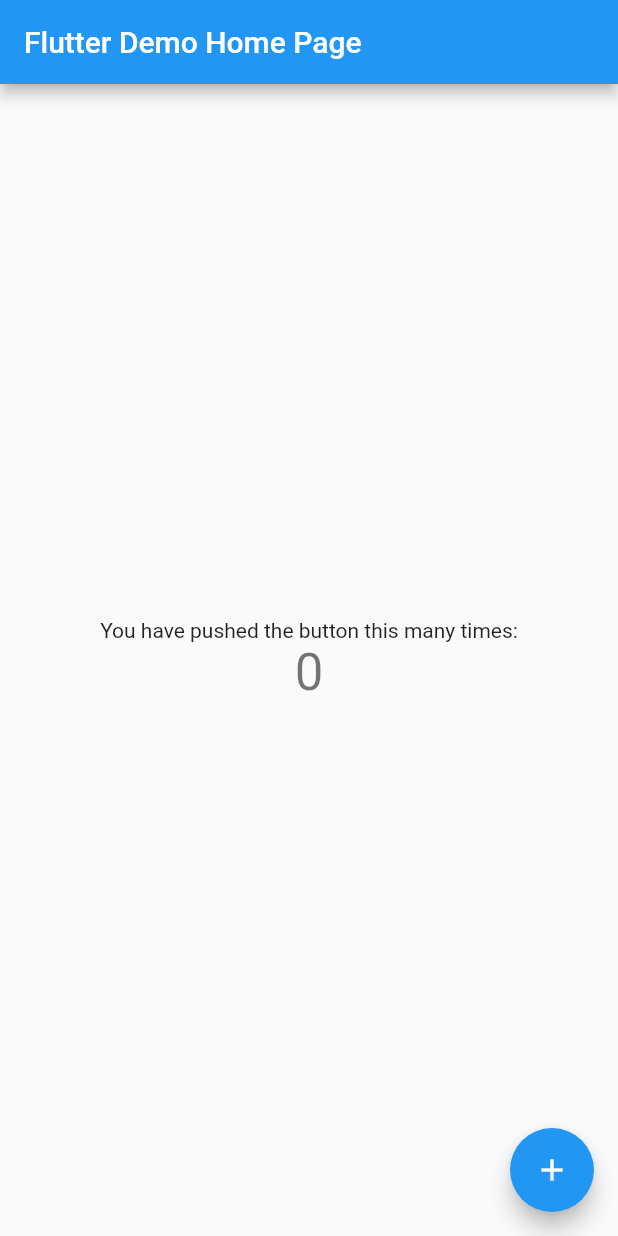
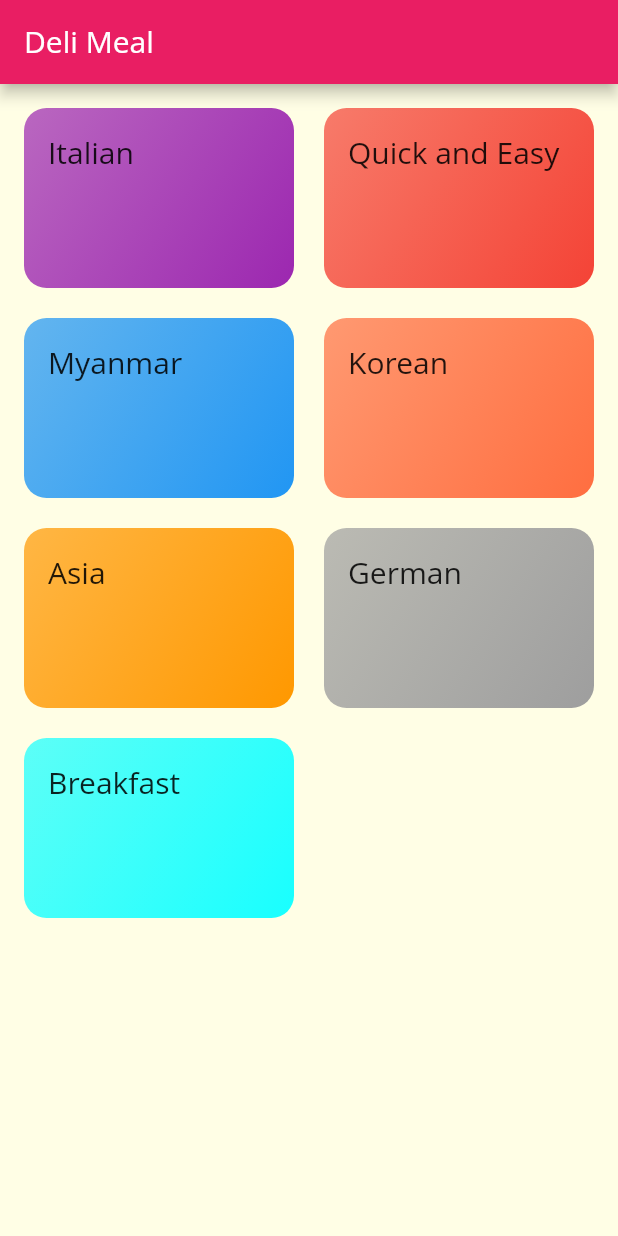
Before and after one commit to kyawt98/MealApp, a Flutter app: the screen it shows after launch, on a phone screen of 412 x 824 dp. Run offline on Flutter 3.47's test engine with Material 2 defaults, Android fonts, the phone set to English and light mode, and no system bars.

Commit message:
navigate screens

```diff
--- /dev/null
+++ b/lib/categories_screen.dart
@@ -0,0 +1,25 @@
+import './dummy_category.dart';
+import './item_category.dart';
+import 'package:flutter/material.dart';
+
+class CategoriesScreen extends StatelessWidget {
+  @override
+  Widget build(BuildContext context) {
+    return Scaffold(
+      appBar: AppBar(
+        title: const Text('Deli Meal'),
+      ),
+      body: GridView(
+        padding: const EdgeInsets.all(16),
+        children: DAMMY_CATEGORY
+            .map((catData) => CategoryItem(catData.id,catData.title, catData.color))
+            .toList(),
+        gridDelegate: SliverGridDelegateWithMaxCrossAxisExtent(
+            maxCrossAxisExtent: 200,
+            childAspectRatio: 3 / 2,
+            mainAxisSpacing: 20,
+            crossAxisSpacing: 20),
+      ),
+    );
+  }
+}
--- /dev/null
+++ b/lib/item_category.dart
@@ -0,0 +1,39 @@
+import 'package:chapter_7_meal_app/category_meals_scream.dart';
+import 'package:flutter/material.dart';
+import './category_meals_scream.dart';
+
+class CategoryItem extends StatelessWidget {
+  final String id;
+  final String title;
+  final Color color;
+
+  const CategoryItem(this.id, this.title, this.color);
+
+  void selectCategory(BuildContext ctx) {
+    Navigator.of(ctx)
+        .pushNamed(CategoryMealsScreen.routeName, arguments: {'id': id, 'title': title});
+  }
+
+  @override
+  Widget build(BuildContext context) {
+    return InkWell(
+      onTap: () => selectCategory(context),
+      splashColor: Theme.of(context).primaryColor,
+      borderRadius: BorderRadius.circular(15),
+      child: Container(
+        padding: const EdgeInsets.all(16),
+        child: Text(
+          title,
+          style: Theme.of(context).textTheme.title,
+        ),
+        decoration: BoxDecoration(
+          gradient: LinearGradient(
+              colors: [color.withOpacity(0.7), color],
+              begin: Alignment.topLeft,
+              end: Alignment.bottomRight),
+          borderRadius: BorderRadius.circular(15),
+        ),
+      ),
+    );
+  }
+}
--- a/lib/main.dart
+++ b/lib/main.dart
@@ -1,3 +1,5 @@
+import './category_meals_scream.dart';
+import './categories_screen.dart';
 import 'package:flutter/material.dart';
 
 void main() => runApp(MyApp());
@@ -7,105 +9,24 @@ class MyApp extends StatelessWidget {
   @override
   Widget build(BuildContext context) {
     return MaterialApp(
-      title: 'Flutter Demo',
+      title: 'Deli Meal',
       theme: ThemeData(
-        // This is the theme of your application.
-        //
-        // Try running your application with "flutter run". You'll see the
-        // application has a blue toolbar. Then, without quitting the app, try
-        // changing the primarySwatch below to Colors.green and then invoke
-        // "hot reload" (press "r" in the console where you ran "flutter run",
-        // or simply save your changes to "hot reload" in a Flutter IDE).
-        // Notice that the counter didn't reset back to zero; the application
-        // is not restarted.
-        primarySwatch: Colors.blue,
-      ),
-      home: MyHomePage(title: 'Flutter Demo Home Page'),
+          primarySwatch: Colors.pink,
+          accentColor: Colors.amber,
+          canvasColor: Color.fromRGBO(255, 254, 229, 1),
+          fontFamily: 'OpenSans',
+          textTheme: Theme.of(context).textTheme.copyWith(
+              body1: TextStyle(
+                color: Color.fromRGBO(20, 51, 51, 1),
+              ),
+              body2: TextStyle(
+                color: Color.fromRGBO(20, 51, 51, 1),
+              ),
+              title: TextStyle(fontSize: 20, fontFamily: 'OpenSans'))),
+      routes: {
+        '/' : (ctx) => CategoriesScreen(),
+        CategoryMealsScreen.routeName: (ctx) => CategoryMealsScreen()
+      },
     );
   }
 }
-
-class MyHomePage extends StatefulWidget {
-  MyHomePage({Key key, this.title}) : super(key: key);
-
-  // This widget is the home page of your application. It is stateful, meaning
-  // that it has a State object (defined below) that contains fields that affect
-  // how it looks.
-
-  // This class is the configuration for the state. It holds the values (in this
-  // case the title) provided by the parent (in this case the App widget) and
-  // used by the build method of the State. Fields in a Widget subclass are
-  // always marked "final".
-
-  final String title;
-
-  @override
-  _MyHomePageState createState() => _MyHomePageState();
-}
-
-class _MyHomePageState extends State<MyHomePage> {
-  int _counter = 0;
-
-  void _incrementCounter() {
-    setState(() {
-      // This call to setState tells the Flutter framework that something has
-      // changed in this State, which causes it to rerun the build method below
-      // so that the display can reflect the updated values. If we changed
-      // _counter without calling setState(), then the build method would not be
-      // called again, and so nothing would appear to happen.
-      _counter++;
-    });
-  }
-
-  @override
-  Widget build(BuildContext context) {
-    // This method is rerun every time setState is called, for instance as done
-    // by the _incrementCounter method above.
-    //
-    // The Flutter framework has been optimized to make rerunning build methods
-    // fast, so that you can just rebuild anything that needs updating rather
-    // than having to individually change instances of widgets.
-    return Scaffold(
-      appBar: AppBar(
-        // Here we take the value from the MyHomePage object that was created by
-        // the App.build method, and use it to set our appbar title.
-        title: Text(widget.title),
-      ),
-      body: Center(
-        // Center is a layout widget. It takes a single child and positions it
-        // in the middle of the parent.
-        child: Column(
-          // Column is also a layout widget. It takes a list of children and
-          // arranges them vertically. By default, it sizes itself to fit its
-          // children horizontally, and tries to be as tall as its parent.
-          //
-          // Invoke "debug painting" (press "p" in the console, choose the
-          // "Toggle Debug Paint" action from the Flutter Inspector in Android
-          // Studio, or the "Toggle Debug Paint" command in Visual Studio Code)
-          // to see the wireframe for each widget.
-          //
-          // Column has various properties to control how it sizes itself and
-          // how it positions its children. Here we use mainAxisAlignment to
-          // center the children vertically; the main axis here is the vertical
-          // axis because Columns are vertical (the cross axis would be
-          // horizontal).
-          mainAxisAlignment: MainAxisAlignment.center,
-          children: <Widget>[
-            Text(
-              'You have pushed the button this many times:',
-            ),
-            Text(
-              '$_counter',
-              style: Theme.of(context).textTheme.display1,
-            ),
-          ],
-        ),
-      ),
-      floatingActionButton: FloatingActionButton(
-        onPressed: _incrementCounter,
-        tooltip: 'Increment',
-        child: Icon(Icons.add),
-      ), // This trailing comma makes auto-formatting nicer for build methods.
-    );
-  }
-}
--- /dev/null
+++ b/lib/models/meal.dart
@@ -0,0 +1,36 @@
+import 'package:flutter/cupertino.dart';
+
+enum Complexity { Simple, Challenge, Hard }
+
+enum Affordability { Affordable, Pricey, Luxurious }
+
+class Meal {
+  final String id;
+  final List<String> categories;
+  final String title;
+  final String imgUrl;
+  final List<String> ingredients;
+  final List<String> steps;
+  final int duration;
+  final Complexity complexity;
+  final Affordability affordability;
+  final bool isGlutenFree;
+  final bool isLactoseFree;
+  final bool isVegan;
+  final bool isVegetarian;
+
+ const Meal(
+      {@required this.id,
+      @required this.categories,
+      @required this.title,
+      @required this.imgUrl,
+      @required this.ingredients,
+      @required this.steps,
+      @required this.duration,
+      @required this.complexity,
+      @required this.affordability,
+      @required this.isGlutenFree,
+      @required this.isLactoseFree,
+      @required this.isVegan,
+      @required this.isVegetarian});
+}
```
Also changed, not shown: lib/category_meals_scream.dart (added, +23 -0 lines), lib/dummy_category.dart (added, +177 -0 lines), lib/models/category.dart (added, +9 -0 lines), pubspec.yaml (+10 -4 lines), assets/fonts/OpenSans-Light.ttf (added), assets/fonts/OpenSans-Regular.ttf (added), assets/fonts/OpenSans-Semibold.ttf (added).
